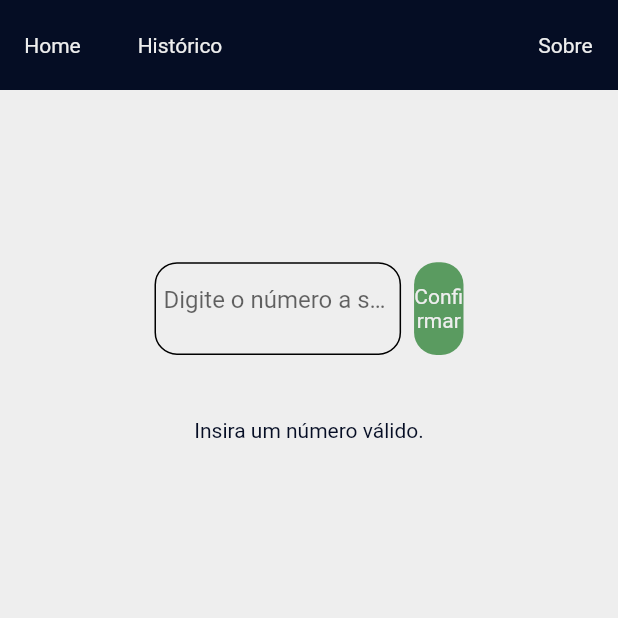
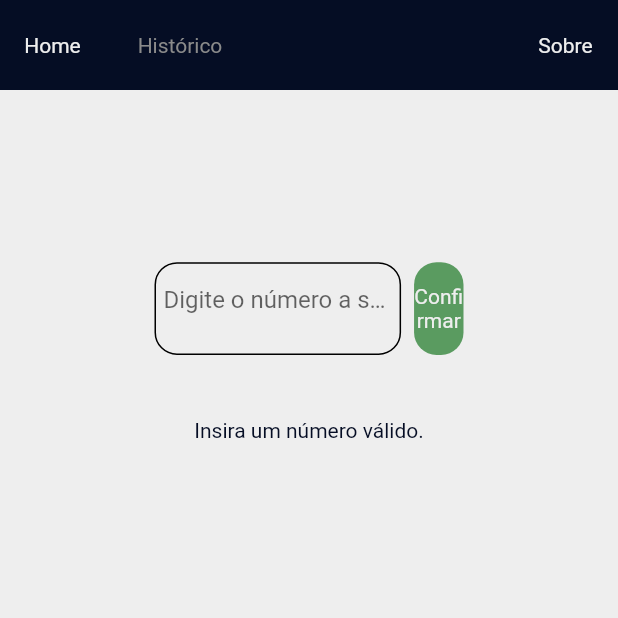
Before and after one commit to matheusAparicio/flutter_fullstack_challenge, a Flutter app: the screen it shows after launch, on a phone screen of 412 x 824 dp, the top half of it. Run offline on Flutter 3.47's test engine with Material 2 defaults, Android fonts, the light colour scheme and no system bars; our stand-ins replace flutter_mobx, google_fonts, mobx; generated files the repository leaves out were written again.

Commit message:
history button disabled

```diff
--- a/lib/ui/custom_widgets/app_bar_button.dart
+++ b/lib/ui/custom_widgets/app_bar_button.dart
@@ -7,12 +7,15 @@ class AppBarButton extends StatefulWidget {
   final Function() buttonFunction;
   final double buttonWidth;
   final double buttonHeight;
-  const AppBarButton(
-      {super.key,
+  final bool clickable;
+  const AppBarButton({
+    super.key,
     required this.buttonName,
     required this.buttonFunction,
     required this.buttonWidth,
-      required this.buttonHeight});
+    required this.buttonHeight,
+    this.clickable = true,
+  });
 
   @override
   State<AppBarButton> createState() => _AppBarButtonState();
@@ -24,16 +27,22 @@ class _AppBarButtonState extends State<AppBarButton> {
   @override
   Widget build(BuildContext context) {
     return MouseRegion(
-      cursor: SystemMouseCursors.click,
+      cursor: widget.clickable
+          ? SystemMouseCursors.click
+          : SystemMouseCursors.basic,
       onEnter: (pointer) {
+        if (widget.clickable) {
           setState(() {
             currentlyOnHover = true;
           });
+        }
       },
       onExit: (pointer) {
+        if (widget.clickable) {
           setState(() {
             currentlyOnHover = false;
           });
+        }
       },
       child: GestureDetector(
         onTap: widget.buttonFunction,
@@ -53,7 +62,10 @@ class _AppBarButtonState extends State<AppBarButton> {
           alignment: Alignment.center,
           child: Text(
             widget.buttonName,
-            style: GoogleFonts.roboto(color: AppColors().softWhite),
+            style: GoogleFonts.roboto(
+              color:
+                  widget.clickable ? AppColors().softWhite : AppColors().grey,
+            ),
           ),
         ),
       ),
--- a/lib/ui/pages/home_page/components/home_app_bar.dart
+++ b/lib/ui/pages/home_page/components/home_app_bar.dart
@@ -23,7 +23,7 @@ class _HomeAppBarState extends State<HomeAppBar> {
         children: [
           AppBarButton(buttonName: "Home", buttonFunction: () {}, buttonWidth: appBarHeight, buttonHeight: appBarHeight),
           const SizedBox(width: 15),
-          AppBarButton(buttonName: "Histórico", buttonFunction: () {}, buttonWidth: appBarHeight, buttonHeight: appBarHeight),
+          AppBarButton(buttonName: "Histórico", buttonFunction: () {}, buttonWidth: appBarHeight, buttonHeight: appBarHeight, clickable: false),
           const Spacer(),
           AppBarButton(buttonName: "Sobre", buttonFunction: () {}, buttonWidth: appBarHeight, buttonHeight: appBarHeight),
         ],
--- a/lib/utilities/app_colors.dart
+++ b/lib/utilities/app_colors.dart
@@ -5,6 +5,7 @@ class AppColors {
 
   Color softWhite = const Color.fromARGB(255, 238, 238, 238);
   Color softGrey = const Color.fromARGB(255, 211, 211, 211);
+  Color grey = const Color.fromARGB(255, 138, 138, 138);
   Color blue = const Color.fromARGB(255, 55, 74, 240);
   Color softGreen = const Color.fromARGB(255, 90, 155, 96);
 }
```
Lines whose indentation alone changed are shown as unchanged.
